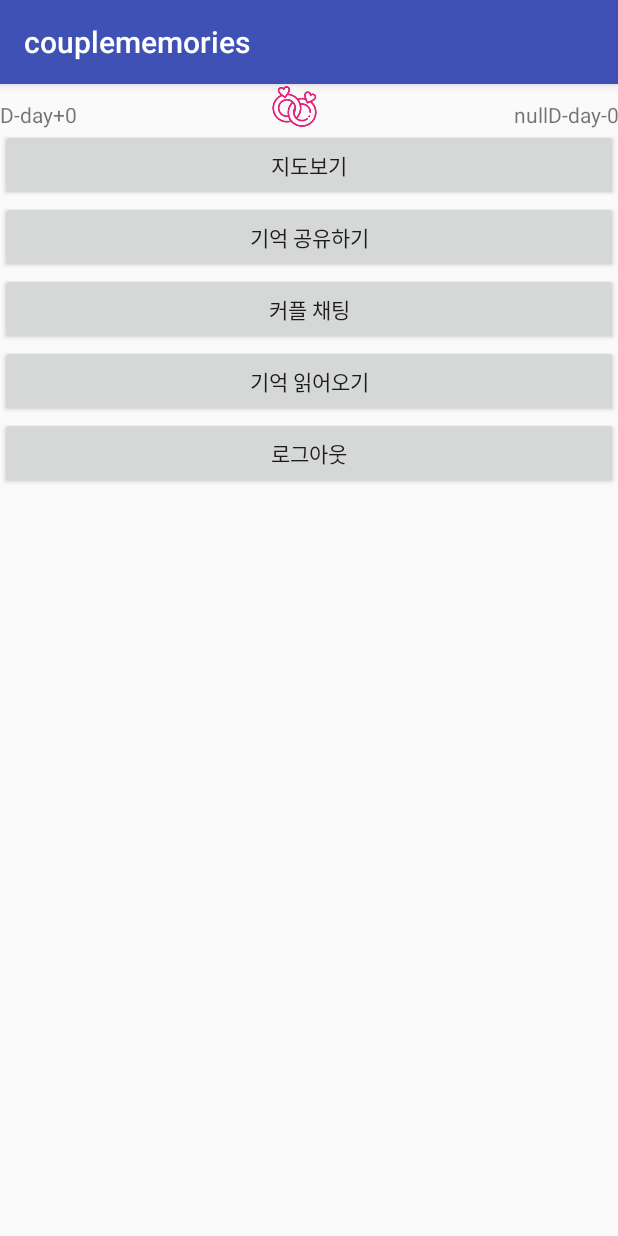
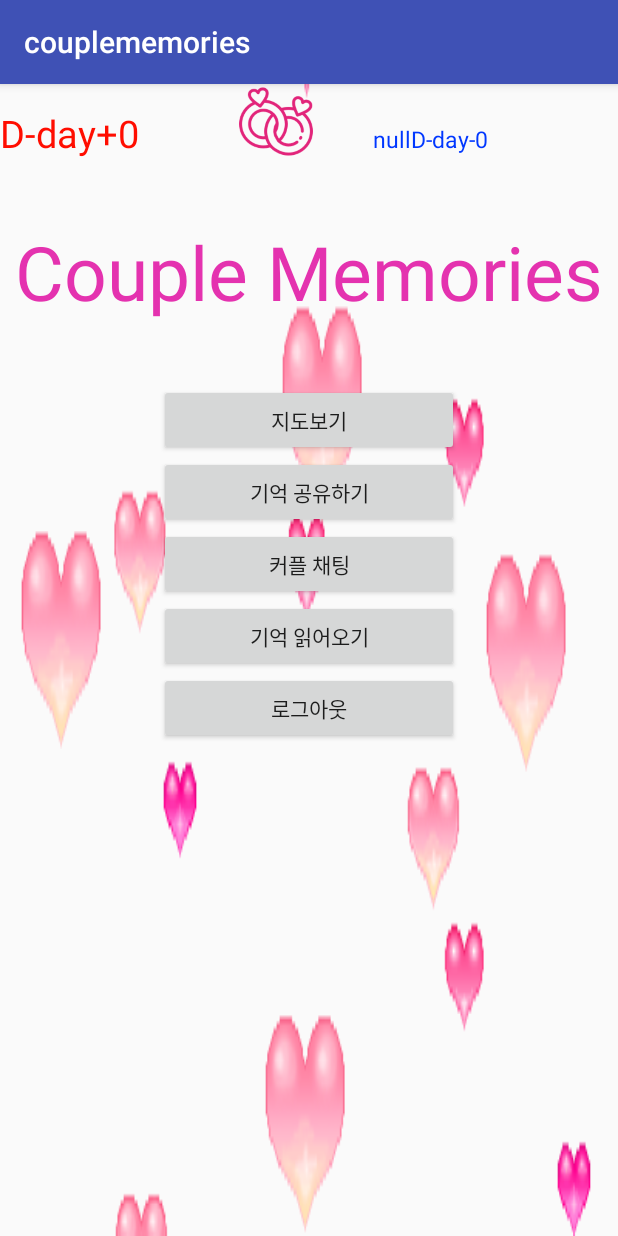
Before and after one commit to zhzkal/couplememories, an Android app: the MainActivity screen opened directly, with no data from a screen before it, on a phone screen of 412 x 824 dp. Run offline under Robolectric (Android 15) with nearby library versions, the light colour scheme and no system bars; our stand-ins replace Firebase (no records; nobody signed in at launch, a user with empty details on screens opened directly); Roboto replaces fonts that are not available here; 1 statement that could not run was skipped.

```diff
--- a/app/src/main/java/com/example/googlemap/googlemap/LoginActivity.java
+++ b/app/src/main/java/com/example/googlemap/googlemap/LoginActivity.java
@@ -138,8 +138,6 @@ public class LoginActivity extends AppCompatActivity {
                 Log.d("MainActivity", "ChildEventListener - onCancelled" + databaseError.getMessage());
             }
         });
-
-
     }
 
 
--- a/app/src/main/java/com/example/googlemap/googlemap/MainActivity.java
+++ b/app/src/main/java/com/example/googlemap/googlemap/MainActivity.java
@@ -3,6 +3,7 @@ package com.example.googlemap.googlemap;
 import android.content.Intent;
 import android.content.pm.PackageManager;
 import android.content.res.Resources;
+import android.graphics.Typeface;
 import android.net.Uri;
 import android.nfc.Tag;
 import android.os.Bundle;
@@ -40,42 +41,44 @@ public class MainActivity extends AppCompatActivity {
     private FirebaseDatabase firebaseDatabase = FirebaseDatabase.getInstance();
     private DatabaseReference databaseReference = firebaseDatabase.getReference();
     Gpsdata gpsdata;
-    ArrayList<Gpsdata> gpslist=new ArrayList<>();
-    ArrayList<Gpsdata> gpslist2=new ArrayList<>();
-    ArrayList<Uridata> urilist=new ArrayList<>();
-    TextView tv;
+    ArrayList<Gpsdata> gpslist = new ArrayList<>();
+    ArrayList<Gpsdata> gpslist2 = new ArrayList<>();
+    ArrayList<Uridata> urilist = new ArrayList<>();
+    TextView maintitle;
     ImageView background;
     String id;
     String coupleid;
-    int ddaycount=0;
-    int nextdday=0;
+    int ddaycount = 0;
+    int nextdday = 0;
     TextView tvdday;
     TextView tvdday2;
     int firstday;
     String nextdaytext;
+
     @Override
     protected void onCreate(Bundle savedInstanceState) {
         super.onCreate(savedInstanceState);
         setContentView(R.layout.activity_main);
-        Intent intent=getIntent();
+        Intent intent = getIntent();
         gpslist = (ArrayList<Gpsdata>) getIntent().getSerializableExtra("gpslist");
 
-        id=intent.getStringExtra("id");
-        coupleid=intent.getStringExtra("coupleid");
-
-
+        id = intent.getStringExtra("id");
+        coupleid = intent.getStringExtra("coupleid");
+        maintitle = (TextView)findViewById(R.id.maintitle);
+        maintitle.setTypeface(Typeface.createFromAsset(getAssets(),"white.ttf"));
         /*ImageView background = (ImageView)findViewById(R.id.background);
         GlideDrawableImageViewTarget gifImage = new GlideDrawableImageViewTarget(background);
         Glide.with(this).load(R.drawable.background).into(gifImage);*/
+        ImageView background = (ImageView)findViewById(R.id.background);
 
         SimpleDateFormat formatter = new SimpleDateFormat("yyyyMMdd");
         long now = System.currentTimeMillis();
         Date date = new Date(now);
         String nowdate = formatter.format(date);
 //지금날짜
-        String year=nowdate.substring(0,4);
-        String month= nowdate.substring(4,6);
-        String day= nowdate.substring(6,8);
+        String year = nowdate.substring(0, 4);
+        String month = nowdate.substring(4, 6);
+        String day = nowdate.substring(6, 8);
 
 
         try {
@@ -83,41 +86,39 @@ public class MainActivity extends AppCompatActivity {
 
             Calendar todaCal = Calendar.getInstance(); //오늘날자 가져오기
             Calendar ddayCal = Calendar.getInstance(); //오늘날자를 가져와 변경시킴
-            String year2=coupleid.substring(0,4);
-            String month2= coupleid.substring(4,6);
-            String day2= coupleid.substring(6,8);
+            String year2 = coupleid.substring(0, 4);
+            String month2 = coupleid.substring(4, 6);
+            String day2 = coupleid.substring(6, 8);
 
-            ddayCal.set(Integer.parseInt(year2),Integer.parseInt(month2)-1,Integer.parseInt(day2));// D-day의 날짜를 입력
-            Log.e("테스트",simpleDateFormat.format(todaCal.getTime()) + "");
-            Log.e("테스트",simpleDateFormat.format(ddayCal.getTime()) + "");
+            ddayCal.set(Integer.parseInt(year2), Integer.parseInt(month2) - 1, Integer.parseInt(day2));// D-day의 날짜를 입력
+            Log.e("테스트", simpleDateFormat.format(todaCal.getTime()) + "");
+            Log.e("테스트", simpleDateFormat.format(ddayCal.getTime()) + "");
 
-            long today = todaCal.getTimeInMillis()/86400000; //->(24 * 60 * 60 * 1000) 24시간 60분 60초 * (ms초->초 변환 1000)
-            long dday = ddayCal.getTimeInMillis()/86400000;
+            long today = todaCal.getTimeInMillis() / 86400000; //->(24 * 60 * 60 * 1000) 24시간 60분 60초 * (ms초->초 변환 1000)
+            long dday = ddayCal.getTimeInMillis() / 86400000;
             long count = today - dday; // 오늘 날짜에서 dday 날짜를 빼주게 됩니다.
-            ddaycount= (int) count;
+            ddaycount = (int) count;
 
-            if(ddaycount%100>ddaycount%365){
-                firstday=ddaycount/365;
-                nextdday=  ddaycount%365;
-                nextdday=365-nextdday;
-                nextdaytext=firstday+"주년 -";
-            }else{
-                firstday=ddaycount/100;
-                firstday=firstday+1;
-                nextdday=ddaycount%100;
-                nextdday=100-nextdday;
-                nextdaytext=firstday+"00일 ";
+            if (ddaycount % 100 > ddaycount % 365) {
+                firstday = ddaycount / 365;
+                nextdday = ddaycount % 365;
+                nextdday = 365 - nextdday;
+                nextdaytext = firstday + "주년 -";
+            } else {
+                firstday = ddaycount / 100;
+                firstday = firstday + 1;
+                nextdday = ddaycount % 100;
+                nextdday = 100 - nextdday;
+                nextdaytext = firstday + "00일 ";
             }
-        }
-        catch (Exception e)
-        {
+        } catch (Exception e) {
             e.printStackTrace();
 
         }
-        tvdday=findViewById(R.id.ddayplus);
-        tvdday.setText("D-day+"+ddaycount);
-        tvdday2=findViewById(R.id.nextdday);
-        tvdday2.setText(nextdaytext+"D-day-"+nextdday);
+        tvdday = findViewById(R.id.ddayplus);
+        tvdday.setText("D-day+" + ddaycount);
+        tvdday2 = findViewById(R.id.nextdday);
+        tvdday2.setText(nextdaytext + "D-day-" + nextdday);
 
         //urilist = (ArrayList<Uridata>) getIntent().getParcelableExtra("urilist");
        /* for (int i=0;i<gpslist.size();i++){
@@ -135,7 +136,7 @@ public class MainActivity extends AppCompatActivity {
                 Intent gomap = new Intent(this, MapsActivity.class);
                 gomap.putExtra("gpslist", gpslist);
                 gomap.putExtra("coupleid", coupleid);
-                gomap.putExtra("id",id);
+                gomap.putExtra("id", id);
                 startActivity(gomap);
                 break;
 
@@ -143,7 +144,7 @@ public class MainActivity extends AppCompatActivity {
                 Intent insertpicture = new Intent(this, com.example.googlemap.googlemap.insertpicture.class);
 
                 insertpicture.putExtra("coupleid", coupleid);
-                insertpicture.putExtra("id",id);
+                insertpicture.putExtra("id", id);
                 startActivity(insertpicture);
                 break;
 
@@ -151,7 +152,7 @@ public class MainActivity extends AppCompatActivity {
 
                 Intent chat = new Intent(this, com.example.googlemap.googlemap.chatActivity.class);
                 chat.putExtra("coupleid", coupleid);
-                chat.putExtra("id",id);
+                chat.putExtra("id", id);
                 startActivity(chat);
                 break;
 
--- a/app/src/main/java/com/example/googlemap/googlemap/MapsActivity.java
+++ b/app/src/main/java/com/example/googlemap/googlemap/MapsActivity.java
@@ -78,6 +78,8 @@ public class MapsActivity extends FragmentActivity implements OnMapReadyCallback
             @Override
             public void onChildAdded(DataSnapshot dataSnapshot, String s) {
                 BoardData boardData = dataSnapshot.getValue(BoardData.class);// chatData를 가져오고
+                boardData.setKey(dataSnapshot.getKey());
+                Log.d("왜 다 같음?",boardData.getKey());
                 boardlist.add(boardData);
             }
 
@@ -206,25 +208,38 @@ public class MapsActivity extends FragmentActivity implements OnMapReadyCallback
     public boolean onMarkerClick(Marker marker) {
         String pic=null;
         String title = null;
-        String content=null;
-        String id = null;
+        String content=null;String date=null;
+        String id = null;String coupleid = null;
+        String key ="";
         CameraUpdate center = CameraUpdateFactory.newLatLng(marker.getPosition());
         mMap.animateCamera(center);
 
         changeSelectedMarker(marker);
 
         //마커에서 제목가져오고
-        marker.getTitle();
         for (int i = 0; i < boardlist.size(); i++) {
-            if (boardlist.get(i).getTitle().equals(marker.getTitle())) {
+
+            if (boardlist.get(i).getTitle().equals(marker.getTitle())&&boardlist.get(i).getLatitude()==marker.getPosition().latitude) {
                 pic = boardlist.get(i).getPicture();
                 title = boardlist.get(i).getTitle();
                 content = boardlist.get(i).getContent();
                 id = boardlist.get(i).getID();
-
+                coupleid= boardlist.get(i).getCoupleid();
+                date = boardlist.get(i).getDate();
+                key =boardlist.get(i).getKey();
+                Log.d("키값!!",key);
+                break;
             }
         }
 
+       Intent readmain = new Intent(MapsActivity.this, com.example.googlemap.googlemap.ReadmainActivity.class);
+
+        readmain.putExtra("coupleid", coupleid);
+        readmain.putExtra("id",id);
+        readmain.putExtra("date",date);
+        readmain.putExtra("title",title);
+        readmain.putExtra("key",key);
+        startActivity(readmain);
 
        /* BoardItemView view = new BoardItemView(getApplicationContext());
         view.setName(title);//title
@@ -256,12 +271,9 @@ public class MapsActivity extends FragmentActivity implements OnMapReadyCallback
         tempinfo.findViewById(R.id.textView);
         tempinfo.findViewById(R.id.textView2);
         tempinfo.findViewById(R.id.textView3);*/
-
         //그 제목가지고 board데이터에서 글 찾고
         //사진 제목 내용 작성자 정도 가져오자
-
         //그리고 쏴주자
-
         return true;
     }
 
@@ -272,16 +284,12 @@ public class MapsActivity extends FragmentActivity implements OnMapReadyCallback
             addMarker(selectedMarker, false);
             selectedMarker.remove();
         }
-
         // 선택한 마커 표시
         if (marker != null) {
             selectedMarker = addMarker(marker, true);
             marker.remove();
         }
-
-
     }
-
 
     @Override
     public void onMapClick(LatLng latLng) {
--- a/app/src/main/java/com/example/googlemap/googlemap/ReadmainActivity.java
+++ b/app/src/main/java/com/example/googlemap/googlemap/ReadmainActivity.java
@@ -157,7 +157,8 @@ public class ReadmainActivity extends AppCompatActivity {
 //                listView.setSelection(adapter.getCount()-1);
             }
         });
-
+        if (key == null) {
+        } else {
             ChildEventListener childEventListener = databaseReference.child("board").child(key).child("comment").addChildEventListener(new ChildEventListener() {  // message는 child의 이벤트를 수신합니다.
                 @Override
                 public void onChildAdded(DataSnapshot dataSnapshot, String s) {
@@ -170,7 +171,6 @@ public class ReadmainActivity extends AppCompatActivity {
 
 
                         adapter.add(chatData.getDate() + ") " + chatData.getUserName() + ": " + chatData.getMessage());  // adapter에 추가합니다.
-
 
 
                     }
@@ -186,7 +186,6 @@ public class ReadmainActivity extends AppCompatActivity {
 
 
                         adapter.add(chatData.getDate() + ") " + chatData.getUserName() + ": " + chatData.getMessage());  // adapter에 추가합니다.
-
 
 
                     }
@@ -208,6 +207,7 @@ public class ReadmainActivity extends AppCompatActivity {
 
 
             });
+        }
 
 
     }
--- a/app/src/main/res/layout/activity_main.xml
+++ b/app/src/main/res/layout/activity_main.xml
@@ -6,12 +6,19 @@
     android:layout_height="match_parent"
     android:orientation="vertical"
     tools:context="com.example.googlemap.googlemap.MainActivity">
+<FrameLayout
+    android:layout_width="match_parent"
+    android:layout_height="match_parent">
 
-    <!--<pl.droidsonroids.gif.GifImageView
+    <ImageView
         android:id="@+id/background"
         android:layout_width="match_parent"
-    android:layout_height="match_parent" />-->
-
+        android:layout_height="match_parent"
+        android:background="@drawable/backgraound" />
+    <LinearLayout
+        android:layout_width="match_parent"
+        android:layout_height="match_parent"
+        android:orientation="vertical">
         <LinearLayout
             android:layout_width="match_parent"
             android:layout_height="wrap_content"
@@ -19,18 +26,19 @@
 
             <TextView
                 android:id="@+id/ddayplus"
-            android:layout_width="wrap_content"
+                android:layout_width="120dp"
                 android:layout_height="wrap_content"
                 android:layout_gravity="bottom"
-            android:layout_weight="1"
                 android:gravity="left"
-            android:text="Hello World!" />
+                android:text="Hello World!"
+                android:textColor="#ff0d00"
+                android:textSize="25sp" />
 
             <ImageView
+
                 android:layout_width="wrap_content"
-
-            android:layout_height="30dp"
-            android:layout_weight="1"
+                android:layout_height="50dp"
+                android:layout_gravity="bottom"
                 android:src="@drawable/love" />
 
             <TextView
@@ -39,24 +47,44 @@
                 android:layout_width="wrap_content"
                 android:layout_height="wrap_content"
                 android:layout_gravity="bottom"
-            android:layout_weight="1"
                 android:gravity="right"
-            android:text="Hello World!" />
+                android:text="Hello World!"
+                android:textColor="#0037ff"
+                android:textSize="15sp" />
 
         </LinearLayout>
 
+        <TextView
+            android:id="@+id/maintitle"
+            android:layout_width="wrap_content"
+            android:layout_height="150dp"
+            android:layout_gravity="center"
+            android:fontFamily="white"
+            android:gravity="center_vertical"
+            android:text="Couple Memories"
+            android:textColor="#e432af"
+            android:textSize="50sp" />
+
+        <LinearLayout
+
+            android:layout_width="match_parent"
+            android:layout_height="wrap_content"
+            android:orientation="vertical">
 
             <Button
                 android:id="@+id/bt1"
-        android:layout_width="match_parent"
+                android:layout_width="200dp"
                 android:layout_height="wrap_content"
+                android:layout_gravity="center"
                 android:onClick="buttonClick"
                 android:text="지도보기" />
 
             <Button
                 android:id="@+id/bt2"
-        android:layout_width="match_parent"
+
+                android:layout_width="200dp"
                 android:layout_height="wrap_content"
+                android:layout_gravity="center"
                 android:onClick="buttonClick"
                 android:text="기억 공유하기"
 
@@ -64,8 +92,10 @@
 
             <Button
                 android:id="@+id/bt3"
-        android:layout_width="match_parent"
+
+                android:layout_width="200dp"
                 android:layout_height="wrap_content"
+                android:layout_gravity="center"
                 android:onClick="buttonClick"
                 android:text="커플 채팅"
 
@@ -73,8 +103,10 @@
 
             <Button
                 android:id="@+id/bt4"
-        android:layout_width="match_parent"
+
+                android:layout_width="200dp"
                 android:layout_height="wrap_content"
+                android:layout_gravity="center"
                 android:onClick="buttonClick"
                 android:text="기억 읽어오기"
 
@@ -82,11 +114,20 @@
 
             <Button
                 android:id="@+id/btlogout"
-        android:layout_width="match_parent"
+
+                android:layout_width="200dp"
                 android:layout_height="wrap_content"
+                android:layout_gravity="center"
                 android:onClick="buttonClick"
                 android:text="로그아웃"
 
                 />
 
         </LinearLayout>
+    </LinearLayout>
+
+
+</FrameLayout>
+
+
+</LinearLayout>
```
Also changed, not shown: app/src/main/res/drawable/backgraound.png (renamed from app/src/main/res/drawable/backgraound.gif), 1 other file. Lines whose indentation alone changed are shown as unchanged.
